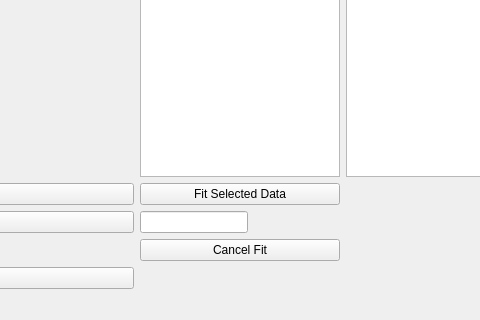
Old version of the form window.ui in the repository davidmiller3/plotterGUI; both pictures show x 346 to 826 and y 405 to 725 of the 957 by 725 pixel window.
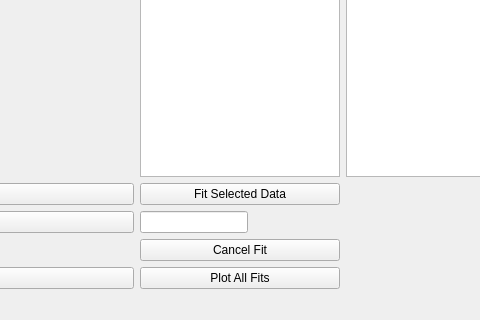
New version of the form.

```diff
--- a/window.ui
+++ b/window.ui
@@ -100,6 +100,13 @@
       </property>
      </widget>
     </item>
+    <item row="7" column="1">
+     <widget class="QPushButton" name="showAllFits">
+      <property name="text">
+       <string>Plot All Fits</string>
+      </property>
+     </widget>
+    </item>
    </layout>
   </widget>
   <widget class="QMenuBar" name="menubar">
```
